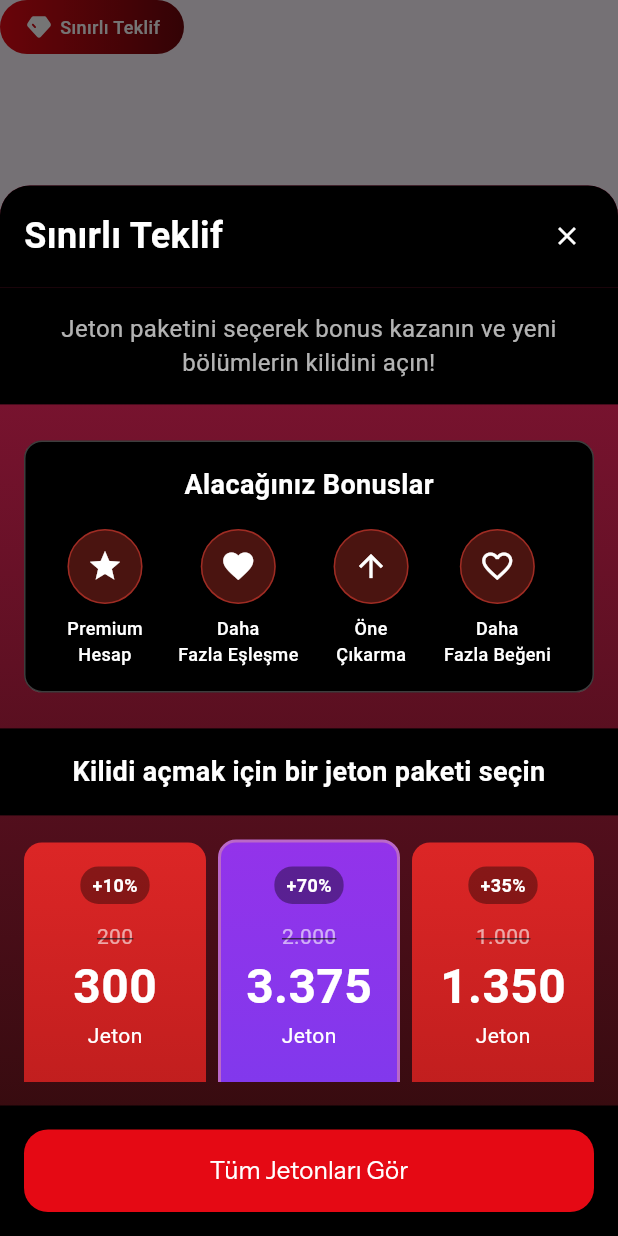
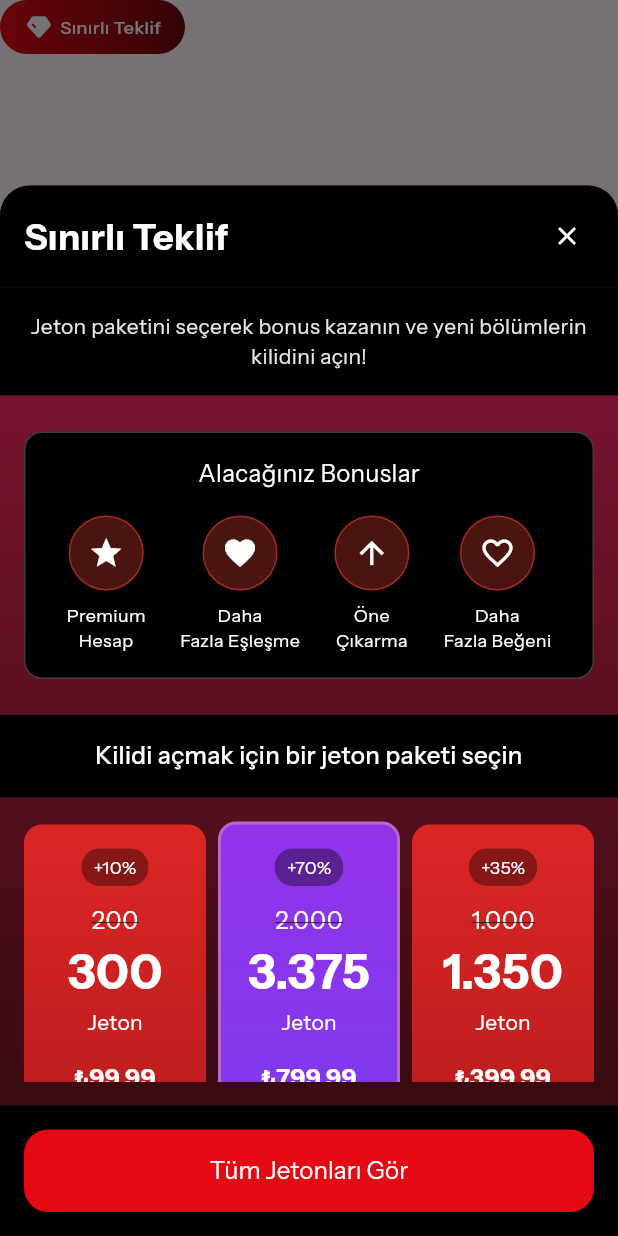
Before and after one commit to envertunasonmez/ShartFlix, a Flutter app: the ProfileSpecialOffer widget shown alone on an empty page, opened directly, after a tap on "Sınırlı Teklif", on a phone screen of 412 x 824 dp. Run offline on Flutter 3.47's test engine with Material 3 defaults, Android fonts, the phone set to English and light mode, and no system bars; our stand-ins replace dio, equatable, flutter_bloc, flutter_svg, go_router, google_fonts and 3 more; accounts and stored records are empty; network calls fail; project files that could hold a hidden picture were left out.

Commit message:
fix - text styles and colors

```diff
--- a/lib/features/profile/widgets/profile_special_offer.dart
+++ b/lib/features/profile/widgets/profile_special_offer.dart
@@ -29,9 +29,8 @@ class ProfileSpecialOffer extends StatelessWidget {
             SizedBox(width: 4),
             Text(
               'Sınırlı Teklif',
-              style: TextStyle(
-                color: Colors.white,
-                fontSize: 12,
+              style: AppTextStyles.bodySmall.copyWith(
+                color: AppColors.whiteColor,
                 fontWeight: FontWeight.w500,
               ),
             ),
@@ -83,12 +82,10 @@ class SpecialOfferBottomSheet extends StatelessWidget {
                 child: Row(
                   mainAxisAlignment: MainAxisAlignment.spaceBetween,
                   children: [
-                    const Text(
+                    Text(
                       'Sınırlı Teklif',
-                      style: TextStyle(
-                        color: Colors.white,
-                        fontSize: 24,
-                        fontWeight: FontWeight.bold,
+                      style: AppTextStyles.heading24.copyWith(
+                        color: AppColors.whiteColor,
                       ),
                     ),
                     GestureDetector(
@@ -118,9 +115,11 @@ class SpecialOfferBottomSheet extends StatelessWidget {
                   horizontal: 16.0,
                   vertical: 16.0,
                 ),
-                child: const Text(
+                child: Text(
                   'Jeton paketini seçerek bonus kazanın ve yeni bölümlerin kilidini açın!',
-                  style: TextStyle(color: Colors.white70, fontSize: 16),
+                  style: AppTextStyles.bodyNormal.copyWith(
+                    color: AppColors.white90,
+                  ),
                   textAlign: TextAlign.center,
                 ),
               ),
@@ -138,12 +137,10 @@ class SpecialOfferBottomSheet extends StatelessWidget {
                 ),
                 child: Column(
                   children: [
-                    const Text(
+                    Text(
                       'Alacağınız Bonuslar',
-                      style: TextStyle(
-                        color: Colors.white,
-                        fontSize: 18,
-                        fontWeight: FontWeight.w600,
+                      style: AppTextStyles.bodyLarge.copyWith(
+                        color: AppColors.whiteColor,
                       ),
                     ),
                     const SizedBox(height: 16),
@@ -173,12 +170,11 @@ class SpecialOfferBottomSheet extends StatelessWidget {
                   horizontal: 16.0,
                   vertical: 16.0,
                 ),
-                child: const Text(
+                child: Text(
                   'Kilidi açmak için bir jeton paketi seçin',
-                  style: TextStyle(
-                    color: Colors.white,
-                    fontSize: 18,
-                    fontWeight: FontWeight.w600,
+                  style: AppTextStyles.bodyLarge.copyWith(
+                    color: AppColors.whiteColor,
+                    fontWeight: FontWeight.w500,
                   ),
                   textAlign: TextAlign.center,
                 ),
@@ -267,11 +263,7 @@ class SpecialOfferBottomSheet extends StatelessWidget {
         const SizedBox(height: 8),
         Text(
           text,
-          style: const TextStyle(
-            color: Colors.white,
-            fontSize: 12,
-            fontWeight: FontWeight.w500,
-          ),
+          style: AppTextStyles.bodySmall.copyWith(color: AppColors.whiteColor),
           textAlign: TextAlign.center,
         ),
       ],
@@ -312,10 +304,8 @@ class SpecialOfferBottomSheet extends StatelessWidget {
             ),
             child: Text(
               discount,
-              style: const TextStyle(
-                color: Colors.white,
-                fontSize: 12,
-                fontWeight: FontWeight.bold,
+              style: AppTextStyles.bodySmall.copyWith(
+                color: AppColors.whiteColor,
               ),
             ),
           ),
@@ -324,9 +314,8 @@ class SpecialOfferBottomSheet extends StatelessWidget {
           // Old Amount (crossed out)
           Text(
             oldAmount,
-            style: const TextStyle(
-              color: Colors.white60,
-              fontSize: 14,
+            style: AppTextStyles.bodyLarge.copyWith(
+              color: AppColors.whiteColor,
               decoration: TextDecoration.lineThrough,
             ),
           ),
@@ -334,16 +323,16 @@ class SpecialOfferBottomSheet extends StatelessWidget {
           // New Amount
           Text(
             newAmount,
-            style: const TextStyle(
-              color: Colors.white,
-              fontSize: 32,
-              fontWeight: FontWeight.bold,
+            style: AppTextStyles.heading32.copyWith(
+              color: AppColors.whiteColor,
             ),
           ),
 
-          const Text(
+          Text(
             'Jeton',
-            style: TextStyle(color: Colors.white, fontSize: 14),
+            style: AppTextStyles.bodyNormal.copyWith(
+              color: AppColors.whiteColor,
+            ),
           ),
 
           const SizedBox(height: 16),
@@ -351,16 +340,18 @@ class SpecialOfferBottomSheet extends StatelessWidget {
           // Price
           Text(
             price,
-            style: const TextStyle(
-              color: Colors.white,
-              fontSize: 18,
-              fontWeight: FontWeight.bold,
+            style: AppTextStyles.bodyLarge.copyWith(
+              color: AppColors.whiteColor,
+              fontWeight: FontWeight.w700,
             ),
           ),
 
           Text(
             subtitle,
-            style: const TextStyle(color: Colors.white70, fontSize: 10),
+            style: AppTextStyles.bodySmall.copyWith(
+              color: AppColors.white70,
+              fontWeight: FontWeight.w500,
+            ),
             textAlign: TextAlign.center,
           ),
         ],
```
